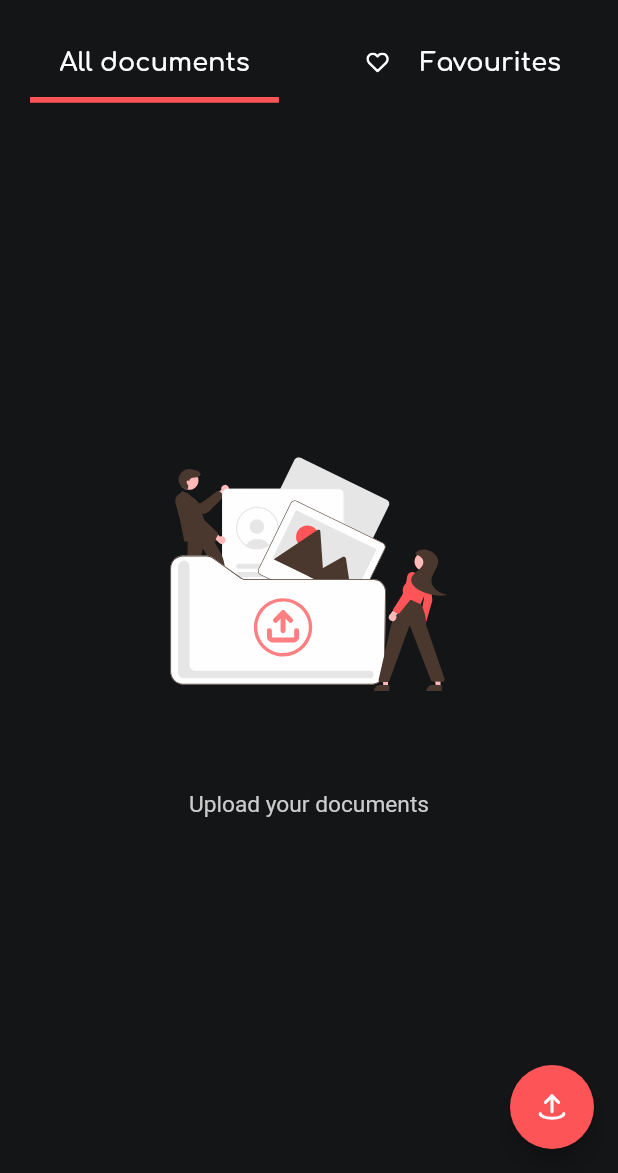
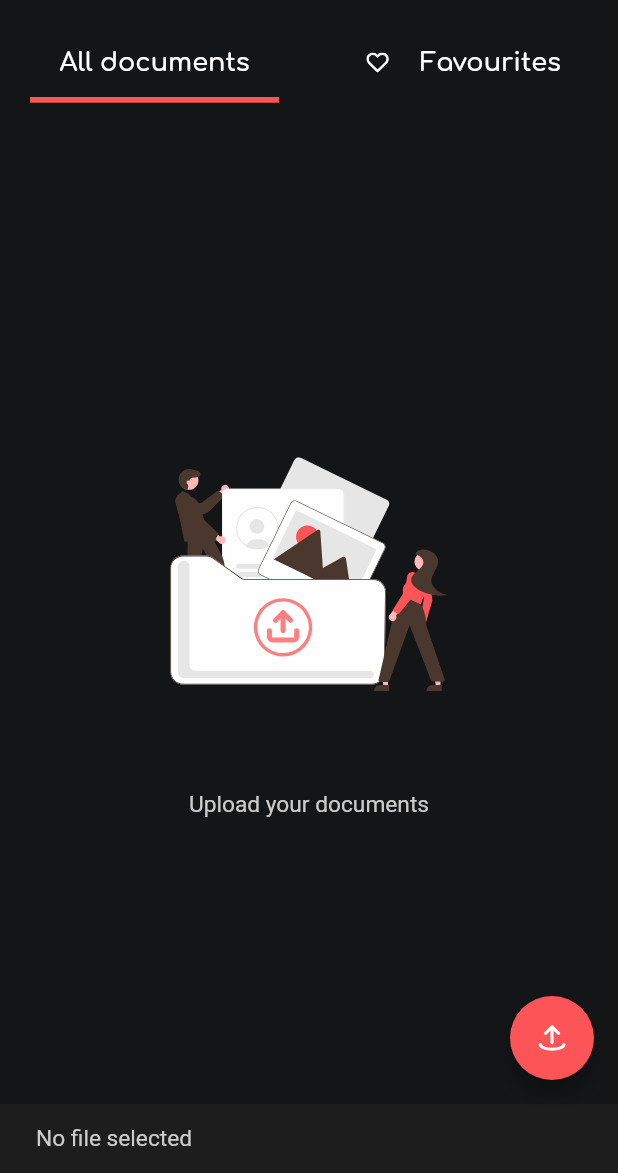
Before and after one commit to Audifie/Audifie-Flutter, a Flutter app: the LibraryPage screen opened directly, after a tap on an icon or button, on a phone screen of 412 x 824 dp, the part 63-1236 px from its top. Run offline on Flutter 3.47's test engine with Material 2 defaults, Android fonts, the light colour scheme and no system bars; our stand-ins replace audio_service, dartz, dio, equatable, file_picker, flutter_spinkit and 5 more; missing offline and left inert: flutter_email_sender; accounts and stored records are empty; network calls fail.

Commit message:
get audio doc issue fixed, updating state after upload fixed

```diff
--- a/lib/core/widgets/core_widgets.dart
+++ b/lib/core/widgets/core_widgets.dart
@@ -64,7 +64,7 @@ class Snackbar extends SnackBar {
   //     ),
   //   );
 
-  static const Duration snackbarDuration = const Duration(seconds: 4);
+  static const Duration snackbarDuration = const Duration(seconds: 2);
 }
 
 class CustomTextFields extends TextFormField {
--- a/lib/core/widgets/loading_widget.dart
+++ b/lib/core/widgets/loading_widget.dart
@@ -7,7 +7,8 @@ import 'package:flutter_spinkit/flutter_spinkit.dart';
 import '../size_config.dart';
 
 class LoadingWidget extends StatelessWidget {
-  const LoadingWidget({Key? key}) : super(key: key);
+  final double? size;
+  const LoadingWidget({Key? key, this.size}) : super(key: key);
 
   static SizeConfig sc = sl<SizeConfig>();
 
@@ -31,7 +32,7 @@ class LoadingWidget extends StatelessWidget {
               ),
             );
           },
-          size: MediaQuery.of(context).size.width * .20,
+          size: size ?? MediaQuery.of(context).size.width * .20,
         ),
       ),
     );
--- a/lib/features/audio_doc/data/data_sources/audio_doc_remote_data_source.dart
+++ b/lib/features/audio_doc/data/data_sources/audio_doc_remote_data_source.dart
@@ -43,6 +43,9 @@ class AudioDocRemoteDataSourceImpl implements AudioDocRemoteDataSource {
     try {
       final String fileId = audioDocModel.fileId;
       final Response result = await _dio.get(Strings.apiGetDoc + fileId);
+
+      if (result.statusCode == 404) throw GetException(message: 'File is still getting processed');
+
       final Map<String, dynamic> map = result.data as Map<String, dynamic>;
       final AudioDocModel updatedAudioDocModel =
           AudioDocModel.fromMapToGetAudioDoc(audioDocModel, map);
@@ -50,6 +53,7 @@ class AudioDocRemoteDataSourceImpl implements AudioDocRemoteDataSource {
     } on DioError catch (e) {
       print('Error in [AudioDocRemoteDataSource] [getAudioDoc] [DioError]: $e');
       print('Dio error message: ${e.response!.data['message']}');
+      if (e.response!.statusCode == 404) throw GetException(message: 'File is still getting processed');
       throw GetException(message: 'There was some error. Please try again');
     } catch (e) {
       print('Error in [AudioDocRemoteDataSource] [getAudioDoc]: $e');
@@ -116,7 +120,7 @@ class AudioDocRemoteDataSourceImpl implements AudioDocRemoteDataSource {
   @override
   Future<void> deleteAudioDoc(String fileId) async {
     try {
-      await _dio.post(
+      await _dio.delete(
         Strings.apiDeleteDoc + fileId,
       );
     } catch (e) {
--- a/lib/features/audio_doc/domain/entities/audio_doc.dart
+++ b/lib/features/audio_doc/domain/entities/audio_doc.dart
@@ -10,7 +10,7 @@ class AudioDoc extends Equatable {
   String? audioURL;
   String? speechURL;
   Duration duration;
-  final ProgressStateEnum progressState;
+  ProgressStateEnum progressState;
   bool isFavourite;
   final String? imageURL;
 
--- a/lib/features/audio_doc/presenter/pages/library_page.dart
+++ b/lib/features/audio_doc/presenter/pages/library_page.dart
@@ -5,6 +5,7 @@ import 'package:audifie_version_1/core/widgets/core_widgets.dart';
 import 'package:audifie_version_1/core/widgets/loading_widget.dart';
 import 'package:audifie_version_1/features/audio_doc/presenter/notifiers/audio_doc_notifier.dart';
 import 'package:audifie_version_1/features/audio_doc/presenter/pages/components/all_docs_page.dart';
+import 'package:flutter_spinkit/flutter_spinkit.dart';
 import '../../../../core/service_locator.dart';
 import 'package:flutter/material.dart';
 import 'package:flutter_svg/svg.dart';
@@ -107,26 +108,29 @@ class _LibraryPageState extends State<LibraryPage>
                 ],
               ),
             ),
-            floatingActionButton: FloatingActionButton(
-              backgroundColor: Palette.primary,
-              onPressed: () {
-                // TODO: Upload function
-                // final String userID =
-                //     context.read<PageSelectorNotifier>().authUser!.userId;
-                // final String idToken = context
-                //     .read<PageSelectorNotifier>()
-                //     .authSession!
-                //     .userPoolTokens
-                //     .idToken;
-                // context.read<UploadNotifier>().uploadDoc(userID, idToken,
-                //     filePathsBox: Hive.box(Strings.filePathsBox));
+            floatingActionButton: Consumer<AudioDocNotifier>(
+              builder: (context, notifier, child) {
+                return FloatingActionButton(
+                  backgroundColor: Palette.primary,
+                  onPressed: !notifier.isUploadingFile ? () {
+                    context.read<AudioDocNotifier>().uploadAudioDoc(context);
+                  } : () {},
+                  child: !notifier.isUploadingFile
+                      ? SvgPicture.asset(
+                          Strings.uploadIcon,
+                          width: sc.width(19),
+                          height: sc.height(20),
+                          color: Palette.primaryText,
+                        )
+                      : SizedBox(
+                          height: sc.height(20),
+                          width: sc.height(20),
+                          child: CircularProgressIndicator(
+                            backgroundColor: Palette.primaryText,
+                          ),
+                        ),
+                );
               },
-              child: SvgPicture.asset(
-                Strings.uploadIcon,
-                width: sc.width(19),
-                height: sc.height(20),
-                color: Palette.primaryText,
-              ),
             ),
           ),
         ),
--- a/lib/features/authentication/data/data_sources/auth_remote_data_source.dart
+++ b/lib/features/authentication/data/data_sources/auth_remote_data_source.dart
@@ -216,7 +216,7 @@ class AuthRemoteDataSourceImpl implements AuthRemoteDataSource {
     } on SignInException catch (e) {
       print(
           'Error in [AuthRemoteDataSourceImpl] [googleSignIn] [SignInException]: ${e.message}');
-      throw e;
+      rethrow;
     } on DioError catch (e) {
       print(
           'Error in [AuthRemoteDataSourceImpl] [googleSignIn] [DioError]: ${e.error}');
--- a/lib/features/page_selector/presenter/pages/base_home_page.dart
+++ b/lib/features/page_selector/presenter/pages/base_home_page.dart
@@ -123,7 +123,7 @@ class _BaseHomePageState extends State<BaseHomePage> {
         alignment: Alignment.center,
         children: [
           _pageInfoList[currentPageIndex].widget,
-          // TODO: Base audi player
+          // TODO: Base audio player
           Positioned(
             bottom: 0,
             left: 0,
@@ -184,6 +184,7 @@ class _BaseHomePageState extends State<BaseHomePage> {
                                                 },
                                               ),
                                       ),
+                                      SizedBox(width: sc.width(10)),
                                       Expanded(
                                         child: Column(
                                           mainAxisAlignment:
```
Also changed, not shown: lib/features/audio_doc/presenter/notifiers/audio_doc_notifier.dart (+22 -11 lines), lib/features/audio_doc/presenter/pages/components/audio_doc_card.dart (+23 -28 lines), lib/features/audio_doc/presenter/pages/components/audio_doc_processing_card.dart (+9 -16 lines), lib/features/audio_doc/presenter/pages/home_page.dart (+8 -7 lines), lib/features/authentication/presenter/notifiers/auth_notifier.dart (+1 -13 lines).
